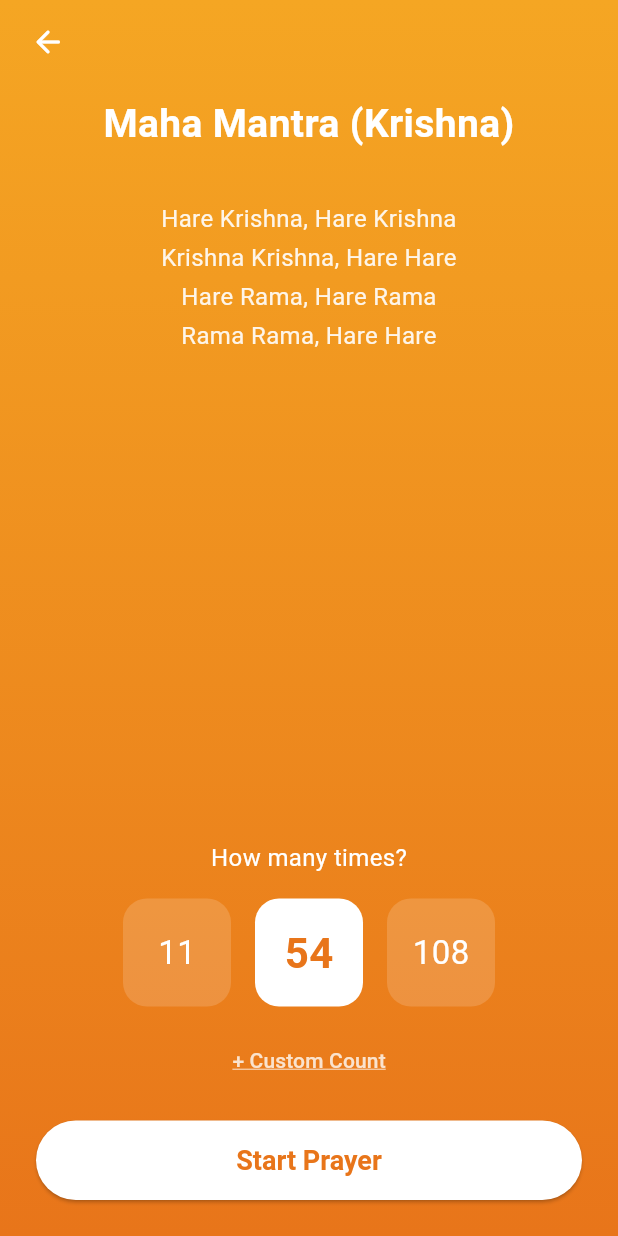
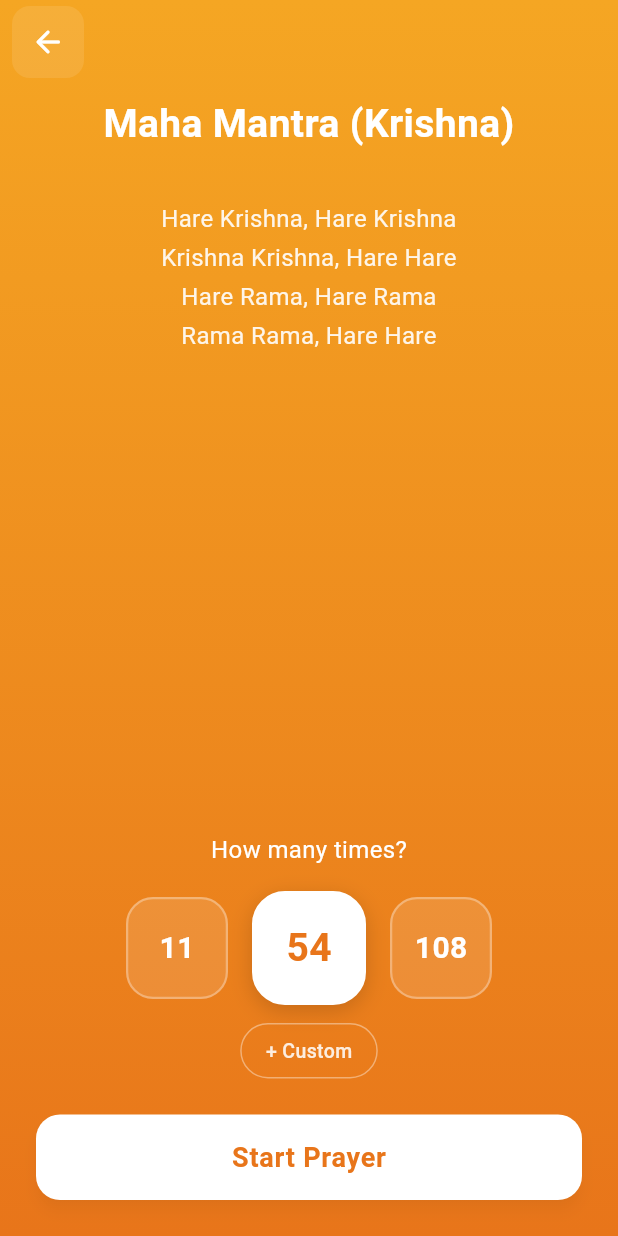
Before and after one commit to gautam-os/prayers-app, a Flutter app: the CountPickerScreen screen opened directly with sample values from the repository, on a phone screen of 412 x 824 dp. Run offline on Flutter 3.47's test engine with Material 3 defaults, Android fonts, the phone set to English and light mode, and no system bars; our stand-ins replace hive_flutter; accounts and stored records are empty.

Commit message:
Remove title lines, fix white strip, polish buttons
- Strip ॥ मारुती नमस्कार ॥ and || Maruti Namaskar || from full text
- Set backgroundColor and explicit dimensions on all gradient screens
- Animate count picker tiles with borders and shadows
- Round and elevate Start Prayer and Done buttons
- Style Custom Count as bordered pill button

Made-with: Cursor

```diff
--- a/lib/screens/count_picker_screen.dart
+++ b/lib/screens/count_picker_screen.dart
@@ -34,7 +34,10 @@ class _CountPickerScreenState extends State<CountPickerScreen> {
         _showEnglish ? widget.prayer.englishText : widget.prayer.originalText;
 
     return Scaffold(
+      backgroundColor: AppColors.deepOrange,
       body: Container(
+        width: double.infinity,
+        height: double.infinity,
         decoration: const BoxDecoration(gradient: AppColors.gradient),
         child: SafeArea(
           child: Column(
@@ -44,10 +47,16 @@ class _CountPickerScreenState extends State<CountPickerScreen> {
                     const EdgeInsets.symmetric(horizontal: 8, vertical: 4),
                 child: Row(
                   children: [
-                    IconButton(
-                      icon: const Icon(Icons.arrow_back_rounded,
-                          color: Colors.white),
-                      onPressed: () => Navigator.pop(context),
+                    Container(
+                      decoration: BoxDecoration(
+                        color: Colors.white.withAlpha(25),
+                        borderRadius: BorderRadius.circular(12),
+                      ),
+                      child: IconButton(
+                        icon: const Icon(Icons.arrow_back_rounded,
+                            color: Colors.white),
+                        onPressed: () => Navigator.pop(context),
+                      ),
                     ),
                     const Spacer(),
                   ],
@@ -92,19 +101,27 @@ class _CountPickerScreenState extends State<CountPickerScreen> {
                       const SizedBox(height: 16),
                       _countPicker(),
                       const SizedBox(height: 12),
-                      TextButton(
-                        onPressed: _showCustomCountDialog,
-                        child: Text(
-                          '+ Custom Count',
-                          style: TextStyle(
-                            color: Colors.white.withAlpha(200),
-                            fontSize: 14,
-                            decoration: TextDecoration.underline,
-                            decorationColor: Colors.white.withAlpha(200),
+                      GestureDetector(
+                        onTap: _showCustomCountDialog,
+                        child: Container(
+                          padding: const EdgeInsets.symmetric(
+                              horizontal: 16, vertical: 8),
+                          decoration: BoxDecoration(
+                            border: Border.all(
+                                color: Colors.white.withAlpha(100), width: 1),
+                            borderRadius: BorderRadius.circular(20),
+                          ),
+                          child: Text(
+                            '+ Custom',
+                            style: TextStyle(
+                              color: Colors.white.withAlpha(220),
+                              fontSize: 13,
+                              fontWeight: FontWeight.w500,
+                            ),
                           ),
                         ),
                       ),
-                      const SizedBox(height: 16),
+                      const SizedBox(height: 24),
                       SizedBox(
                         width: double.infinity,
                         child: ElevatedButton(
@@ -112,10 +129,17 @@ class _CountPickerScreenState extends State<CountPickerScreen> {
                           style: ElevatedButton.styleFrom(
                             backgroundColor: Colors.white,
                             foregroundColor: AppColors.deepOrange,
-                            padding: const EdgeInsets.symmetric(vertical: 16),
+                            padding: const EdgeInsets.symmetric(vertical: 18),
+                            elevation: 4,
+                            shadowColor: Colors.black.withAlpha(50),
+                            shape: RoundedRectangleBorder(
+                              borderRadius: BorderRadius.circular(16),
+                            ),
                           ),
                           child: const Text('Start Prayer',
-                              style: TextStyle(fontSize: 18)),
+                              style: TextStyle(
+                                  fontSize: 18, fontWeight: FontWeight.w700,
+                                  letterSpacing: 0.5)),
                         ),
                       ),
                       const SizedBox(height: 24),
@@ -177,22 +201,36 @@ class _CountPickerScreenState extends State<CountPickerScreen> {
         final isSelected = count == _selectedCount;
         return GestureDetector(
           onTap: () => setState(() => _selectedCount = count),
-          child: Container(
+          child: AnimatedContainer(
+            duration: const Duration(milliseconds: 200),
+            curve: Curves.easeInOut,
             margin: const EdgeInsets.symmetric(horizontal: 8),
-            width: 72,
-            height: 72,
+            width: isSelected ? 76 : 68,
+            height: isSelected ? 76 : 68,
             decoration: BoxDecoration(
-              color: isSelected ? Colors.white : Colors.white.withAlpha(40),
-              borderRadius: BorderRadius.circular(16),
+              color: isSelected ? Colors.white : Colors.white.withAlpha(30),
+              borderRadius: BorderRadius.circular(isSelected ? 22 : 18),
+              border: Border.all(
+                color: isSelected ? Colors.white : Colors.white.withAlpha(80),
+                width: isSelected ? 2.5 : 1.5,
+              ),
+              boxShadow: isSelected
+                  ? [
+                      BoxShadow(
+                        color: Colors.black.withAlpha(40),
+                        blurRadius: 12,
+                        offset: const Offset(0, 4),
+                      )
+                    ]
+                  : [],
             ),
             child: Center(
               child: Text(
                 count.toString(),
                 style: TextStyle(
                   color: isSelected ? AppColors.deepOrange : Colors.white,
-                  fontSize: isSelected ? 28 : 22,
-                  fontWeight:
-                      isSelected ? FontWeight.bold : FontWeight.normal,
+                  fontSize: isSelected ? 26 : 20,
+                  fontWeight: FontWeight.w600,
                 ),
               ),
             ),
--- a/lib/screens/japa_session_screen.dart
+++ b/lib/screens/japa_session_screen.dart
@@ -90,12 +90,15 @@ class _JapaSessionScreenState extends State<JapaSessionScreen> {
     final prayerFontSize = (screenHeight * 0.03).clamp(20.0, 30.0);
 
     return Scaffold(
+      backgroundColor: AppColors.deepOrange,
       body: GestureDetector(
         onTap: _increment,
         onLongPress: () {
           if (_count > 0) _completeSession();
         },
         child: Container(
+          width: double.infinity,
+          height: double.infinity,
           decoration: const BoxDecoration(gradient: AppColors.gradient),
           child: SafeArea(
             child: Column(
--- a/lib/screens/teleprompter_session_screen.dart
+++ b/lib/screens/teleprompter_session_screen.dart
@@ -125,6 +125,7 @@ class _TeleprompterSessionScreenState extends State<TeleprompterSessionScreen>
     final verseFontSize = screenHeight * 0.028;
 
     return Scaffold(
+      backgroundColor: AppColors.deepOrange,
       body: GestureDetector(
         onTap: _advanceVerse,
         onHorizontalDragEnd: (details) {
@@ -140,6 +141,8 @@ class _TeleprompterSessionScreenState extends State<TeleprompterSessionScreen>
           if (_count > 0) _completeSession();
         },
         child: Container(
+          width: double.infinity,
+          height: double.infinity,
           decoration: const BoxDecoration(gradient: AppColors.gradient),
           child: SafeArea(
             child: Column(
```
Also changed, not shown: lib/data/prayers.dart (+2 -6 lines), lib/screens/session_complete_screen.dart (+13 -2 lines).
